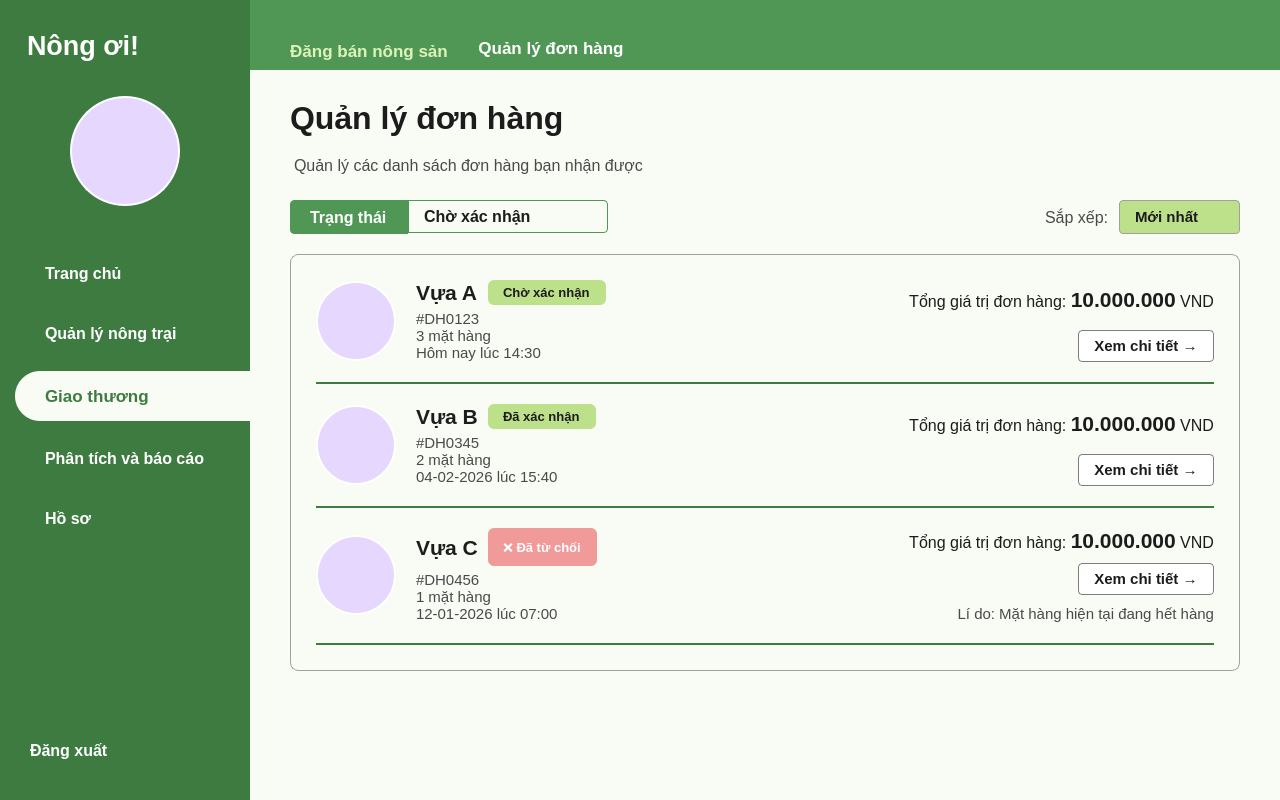
Before: the Qt Designer form ui_files/danh_sach_don_hang.ui in xuanthuy14022007-hub/KITHUATLAPTRINH, drawn with Qt 5.
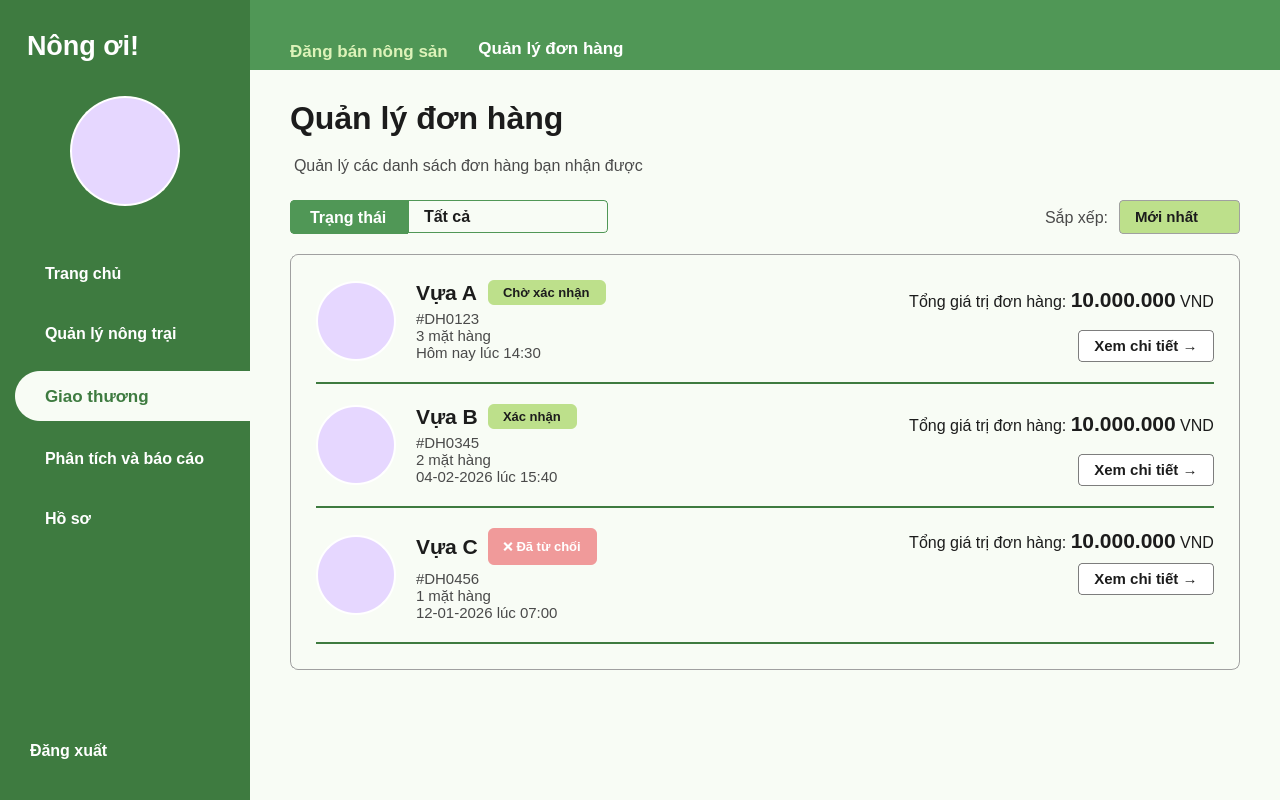
After: the same form once the commit is applied. Icons and pictures are not drawn.

Patch:
```diff
--- a/ui_files/danh_sach_don_hang.ui
+++ b/ui_files/danh_sach_don_hang.ui
@@ -553,7 +553,12 @@
     outline: none;
 }</string>
                </property>
-               <item>
+                              <item>
+                <property name="text">
+                 <string>Tất cả</string>
+                </property>
+               </item>
+<item>
                 <property name="text">
                  <string>Chờ xác nhận</string>
                 </property>
@@ -888,7 +893,7 @@
                      <string notr="true">background-color: #BDE08B; color: #1C1C1C; padding: 4px 12px; border-radius: 6px; font-weight: bold; font-size: 10pt;</string>
                     </property>
                     <property name="text">
-                     <string>Đã xác nhận</string>
+                     <string>Xác nhận</string>
                     </property>
                    </widget>
                   </item>
@@ -1132,7 +1137,7 @@
                    <string notr="true">color: #4A4A4A; font-size: 11pt;</string>
                   </property>
                   <property name="text">
-                   <string>Lí do: Mặt hàng hiện tại đang hết hàng</string>
+                   <string></string>
                   </property>
                   <property name="alignment">
                    <set>Qt::AlignRight|Qt::AlignTrailing|Qt::AlignVCenter</set>
```
Left out of the diff: 9 changed lines with no effect on the pictures.
